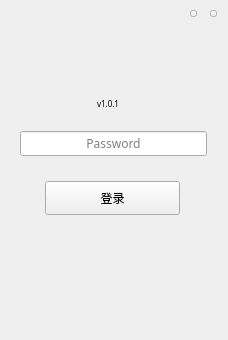
Qt form LNKWallet/normallogin.ui (HcashOrg/hx-indicator) before a commit.
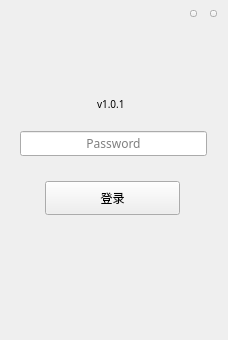
The same form after that commit.

Patch:
```diff
--- a/LNKWallet/normallogin.ui
+++ b/LNKWallet/normallogin.ui
@@ -134,7 +134,7 @@
     </font>
    </property>
    <property name="styleSheet">
-    <string notr="true">font-size: 8px;</string>
+    <string notr="true">font-size: 10px;</string>
    </property>
    <property name="text">
     <string>v1.0.1</string>
```
